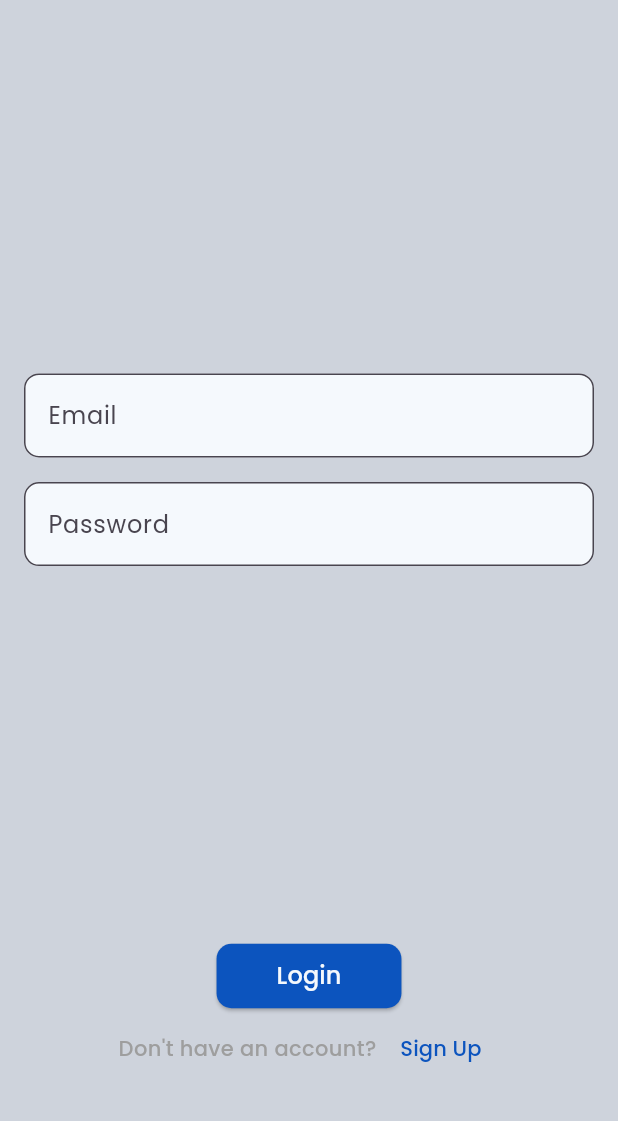
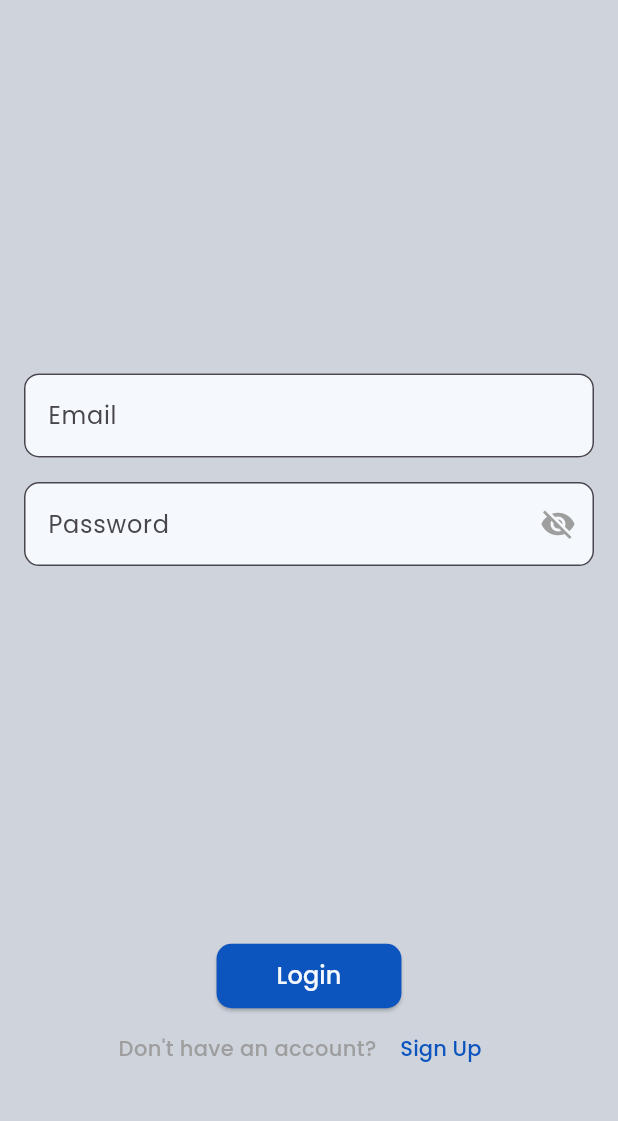
Before and after one commit to RJ2607/news_assignment, a Flutter app: the LoginScreen screen opened by its route, on a phone screen of 412 x 824 dp, the part 104-1225 px from its top. Run offline on Flutter 3.47's test engine with Material 3 defaults, Android fonts, the phone set to English and light mode, and no system bars; our stand-ins replace firebase_auth, firebase_core, flutter_svg, google_fonts; accounts and stored records are empty; statements that could not run were skipped.

Commit message:
Integrate ObsecureTextState provider for password visibility management in login screen

```diff
--- a/lib/Screens/Authentication/loginScreen.dart
+++ b/lib/Screens/Authentication/loginScreen.dart
@@ -2,6 +2,9 @@ import 'package:flutter/material.dart';
 import 'package:google_fonts/google_fonts.dart';
 import 'package:news_assignment/Controllers/authController.dart';
 import 'package:news_assignment/Theme/theme.dart';
+import 'package:provider/provider.dart';
+
+import '../../Providers/obsecureTextState.dart';
 
 class LoginScreen extends StatelessWidget {
   LoginScreen({super.key});
@@ -13,6 +16,8 @@ class LoginScreen extends StatelessWidget {
 
   @override
   Widget build(BuildContext context) {
+    ObsecureTextState obsecureTextState =
+        Provider.of<ObsecureTextState>(context);
     return Scaffold(
       body: Padding(
         padding: const EdgeInsets.symmetric(horizontal: 16, vertical: 32),
@@ -27,8 +32,7 @@ class LoginScreen extends StatelessWidget {
                     fontWeight: FontWeight.bold,
                     color: SystemTheme.primary)),
             const Spacer(),
-            Form(
-                child: TextFormField(
+            TextFormField(
               controller: _emailController,
               textInputAction: TextInputAction.next,
               decoration: InputDecoration(
@@ -42,13 +46,19 @@ class LoginScreen extends StatelessWidget {
                   borderRadius: BorderRadius.circular(10),
                 ),
               ),
-            )),
+            ),
             SizedBox(height: MediaQuery.of(context).size.height * 0.02),
-            Form(
-                child: TextFormField(
+            TextFormField(
               controller: _passwordController,
               textInputAction: TextInputAction.next,
+              obscureText: obsecureTextState.obsecureText,
               decoration: InputDecoration(
+                suffixIcon: IconButton(
+                  icon: obsecureTextState.icon,
+                  onPressed: () {
+                    obsecureTextState.toggleObsecureText();
+                  },
+                ),
                 fillColor: SystemTheme.secondary,
                 filled: true,
                 labelText: "Password",
@@ -59,7 +69,7 @@ class LoginScreen extends StatelessWidget {
                   borderRadius: BorderRadius.circular(10),
                 ),
               ),
-            )),
+            ),
             const Spacer(),
             Center(
               child: ElevatedButton(
@@ -69,7 +79,8 @@ class LoginScreen extends StatelessWidget {
                 },
                 style: ElevatedButton.styleFrom(
                   backgroundColor: SystemTheme.primary,
-                  padding: const EdgeInsets.symmetric(horizontal: 40, vertical: 10),
+                  padding:
+                      const EdgeInsets.symmetric(horizontal: 40, vertical: 10),
                   shape: RoundedRectangleBorder(
                     borderRadius: BorderRadius.circular(10),
                   ),
```
